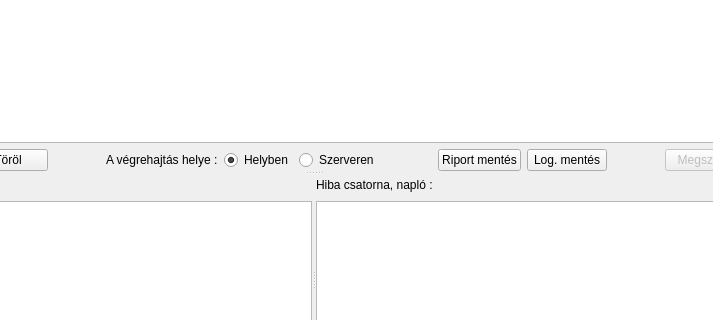
The window that lv2g/gparse.ui (csikfer/lanview2) describes before a commit, drawn with Qt 5; both pictures show x 215 to 928 and y 335 to 655 of the 1057 by 757 pixel window.
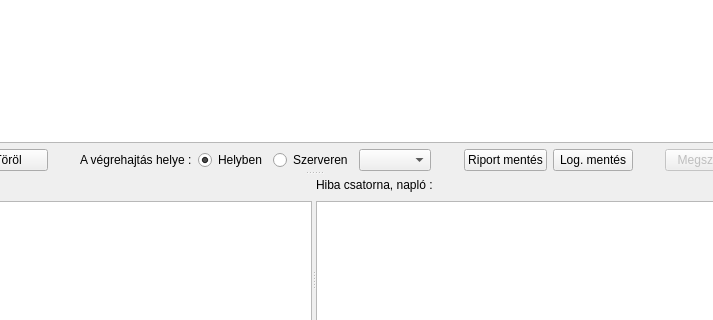
The same window after the commit.

The edit to the form file:
```diff
--- a/lv2g/gparse.ui
+++ b/lv2g/gparse.ui
@@ -226,6 +226,9 @@
            </item>
           </layout>
          </item>
+         <item>
+          <widget class="QComboBox" name="comboBoxTarget"/>
+         </item>
          <item>
           <spacer name="horizontalSpacer">
            <property name="orientation">
```
